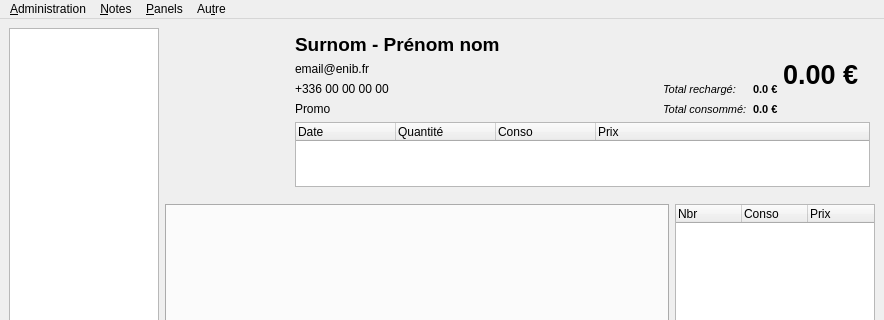
Above: application/ui/main_window.ui from nils-van-zuijlen/Enibar before the change; both pictures show x 0 to 884 and y 0 to 320 of the 884 by 690 pixel window. Below: the same form after it.
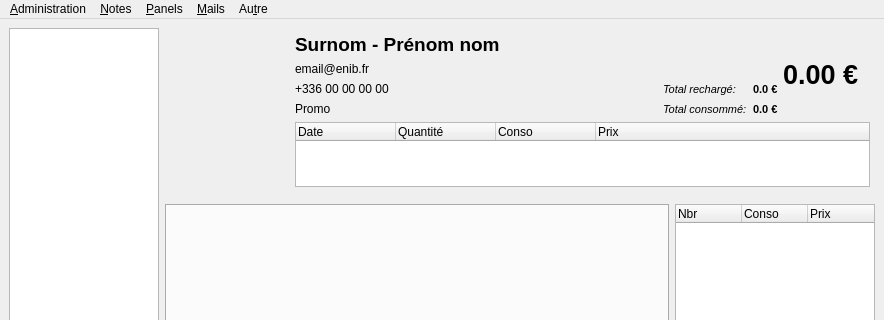
That is the form after the change. Custom widgets are drawn as their Qt base class.

Commit message: Start working on mails.

```diff
--- a/application/ui/main_window.ui
+++ b/application/ui/main_window.ui
@@ -641,7 +641,7 @@
      <x>0</x>
      <y>0</y>
      <width>884</width>
-     <height>15</height>
+     <height>19</height>
     </rect>
    </property>
    <widget class="QMenu" name="administration">
@@ -691,9 +691,19 @@
     <addaction name="stats"/>
     <addaction name="about"/>
    </widget>
+   <widget class="QMenu" name="menuMails">
+    <property name="title">
+     <string>&amp;Mails</string>
+    </property>
+    <addaction name="send_mail"/>
+    <addaction name="mail_scheduler"/>
+    <addaction name="separator"/>
+    <addaction name="mail_models"/>
+   </widget>
    <addaction name="administration"/>
    <addaction name="menuNotes"/>
    <addaction name="menu_Panels"/>
+   <addaction name="menuMails"/>
    <addaction name="menuAutre"/>
   </widget>
   <action name="user_managment">
```
Left out of the diff: 66 changed lines with no effect on the pictures. The commit also changes 6 other files.
